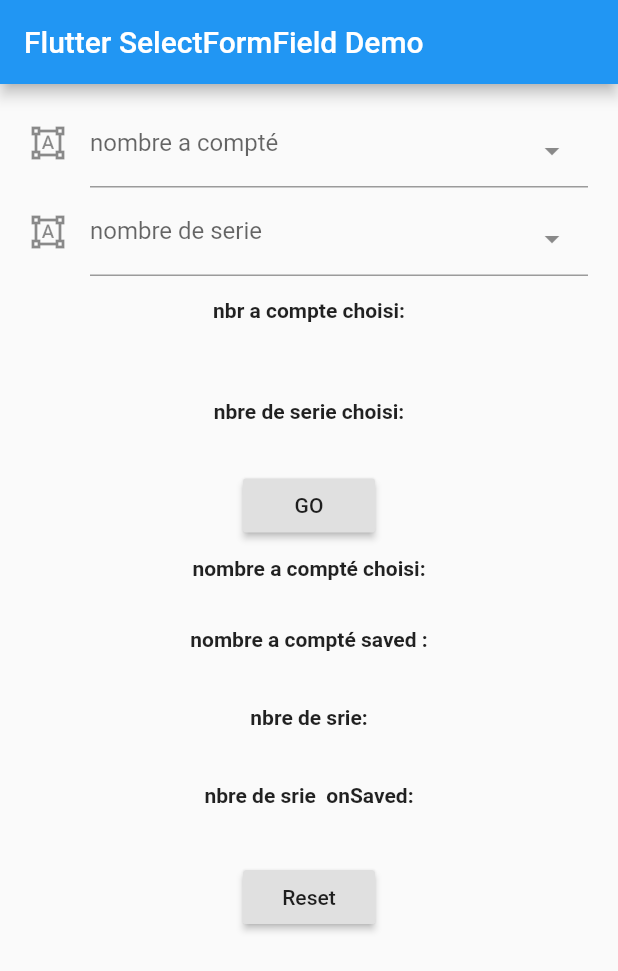
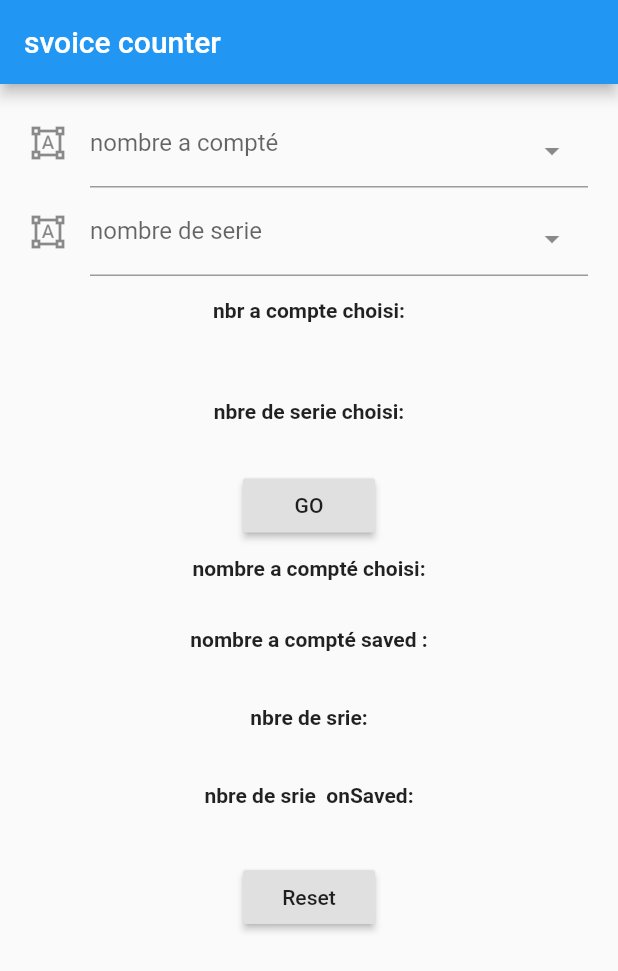
Before and after one commit to droidmedi/sport_voice_counter, a Flutter app: the screen it shows after launch, on a phone screen of 412 x 824 dp. Shown: the top 971 px of the screen. Run offline on Flutter 3.47's test engine with Material 2 defaults, Android fonts, the light colour scheme and no system bars; drawn by our look-alikes of select_form_field.

Commit message:
walo ghir lbdya

```diff
--- a/lib/main.dart
+++ b/lib/main.dart
@@ -98,7 +98,7 @@
   Widget build(BuildContext context) {
     return Scaffold(
       appBar: AppBar(
-        title: Text('Flutter SelectFormField Demo'),
+        title: Text('svoice counter'),
       ),
       body: SingleChildScrollView(
         padding: EdgeInsets.only(left: 20, right: 20, top: 10),
```
